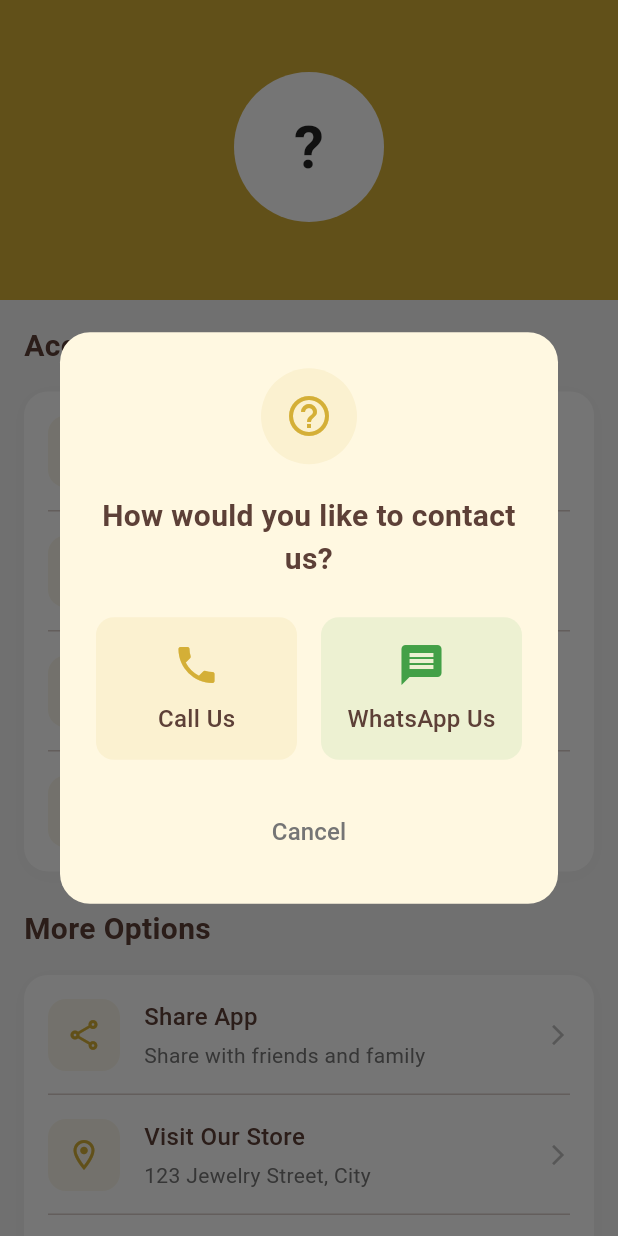
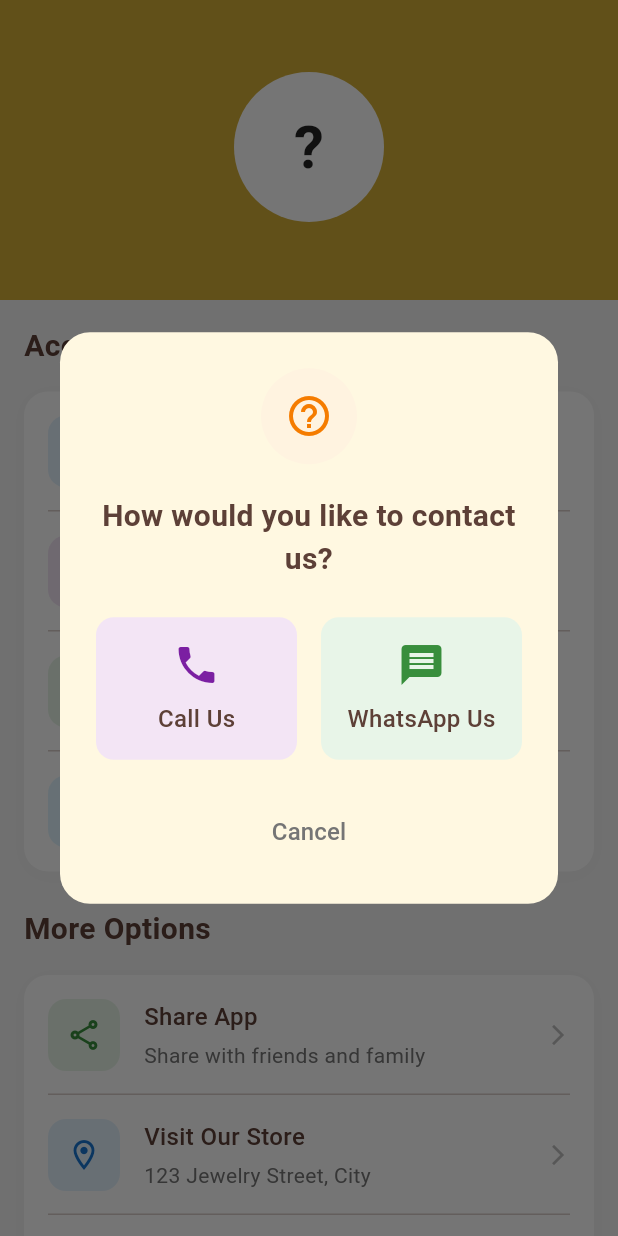
Before and after one commit to hjvnb786/hassanjewellers, a Flutter app: the AccountScreen screen opened directly with empty values, after a tap on "Request Help", on a phone screen of 412 x 824 dp. Run offline on Flutter 3.47's test engine with Material 3 defaults, Android fonts, the phone set to English and light mode, and no system bars; our stand-ins replace cloud_firestore, firebase_auth, firebase_core, share_plus, shared_preferences, shimmer and 1 more; missing offline and left inert: ntp; accounts and stored records are empty.

Commit message:
Add aesthetic light colors to account screen icons - each icon now has unique light color scheme

```diff
--- a/lib/Screens/account_screen.dart
+++ b/lib/Screens/account_screen.dart
@@ -267,12 +267,12 @@ class _AccountScreenState extends State<AccountScreen> {
                                         Container(
                                           padding: const EdgeInsets.all(12),
                                           decoration: BoxDecoration(
-                                            color: Theme.of(context).primaryColor.withOpacity(0.1),
+                                            color: const Color(0xFFFFF3E0), // Light orange
                                             borderRadius: BorderRadius.circular(12),
                                           ),
                                           child: Icon(
                                             Icons.point_of_sale,
-                                            color: Theme.of(context).primaryColor,
+                                            color: const Color(0xFFF57C00), // Orange
                                             size: 24,
                                           ),
                                         ),
@@ -402,12 +402,12 @@ class _AccountScreenState extends State<AccountScreen> {
                                 Container(
                                   padding: const EdgeInsets.all(12),
                                   decoration: BoxDecoration(
-                                    color: Theme.of(context).primaryColor.withOpacity(0.1),
+                                    color: const Color(0xFFE1F5FE), // Light cyan
                                     borderRadius: BorderRadius.circular(12),
                                   ),
                                   child: Icon(
                                     Icons.add_location_outlined,
-                                    color: Theme.of(context).primaryColor,
+                                    color: const Color(0xFF0097A7), // Cyan
                                     size: 24,
                                   ),
                                 ),
@@ -513,6 +513,33 @@ class _AccountScreenState extends State<AccountScreen> {
     required String title,
     required String content,
   }) {
+    // Define different light colors for each icon based on title
+    Color getIconColor(String title) {
+      switch (title.toLowerCase()) {
+        case 'name':
+          return const Color(0xFFE3F2FD); // Light blue
+        case 'phone':
+          return const Color(0xFFF3E5F5); // Light purple
+        case 'email':
+          return const Color(0xFFE8F5E8); // Light green
+        default:
+          return Theme.of(context).primaryColor.withOpacity(0.1);
+      }
+    }
+
+    Color getIconTintColor(String title) {
+      switch (title.toLowerCase()) {
+        case 'name':
+          return const Color(0xFF1976D2); // Blue
+        case 'phone':
+          return const Color(0xFF7B1FA2); // Purple
+        case 'email':
+          return const Color(0xFF388E3C); // Green
+        default:
+          return Theme.of(context).primaryColor;
+      }
+    }
+
     return Container(
       padding: const EdgeInsets.all(16),
       child: Row(
@@ -520,12 +547,12 @@ class _AccountScreenState extends State<AccountScreen> {
                       Container(
               padding: const EdgeInsets.all(12),
               decoration: BoxDecoration(
-              color: Theme.of(context).primaryColor.withOpacity(0.1),
+                color: getIconColor(title),
                 borderRadius: BorderRadius.circular(12),
               ),
               child: Icon(
                 icon,
-              color: Theme.of(context).primaryColor,
+                color: getIconTintColor(title),
                 size: 24,
               ),
             ),
@@ -564,6 +591,37 @@ class _AccountScreenState extends State<AccountScreen> {
     required VoidCallback onTap,
     bool isLogout = false,
   }) {
+    // Define different light colors for action icons based on title
+    Color getActionIconColor(String title) {
+      switch (title.toLowerCase()) {
+        case 'share app':
+          return const Color(0xFFE8F5E8); // Light green
+        case 'visit our store':
+          return const Color(0xFFE3F2FD); // Light blue
+        case 'request help':
+          return const Color(0xFFFFF3E0); // Light orange
+        case 'log out':
+          return const Color(0xFFFFEBEE); // Light red
+        default:
+          return Theme.of(context).primaryColor.withOpacity(0.1);
+      }
+    }
+
+    Color getActionIconTintColor(String title) {
+      switch (title.toLowerCase()) {
+        case 'share app':
+          return const Color(0xFF388E3C); // Green
+        case 'visit our store':
+          return const Color(0xFF1976D2); // Blue
+        case 'request help':
+          return const Color(0xFFF57C00); // Orange
+        case 'log out':
+          return const Color(0xFFD32F2F); // Red
+        default:
+          return Theme.of(context).primaryColor;
+      }
+    }
+
     return InkWell(
       onTap: onTap,
       borderRadius: BorderRadius.circular(12),
@@ -574,14 +632,12 @@ class _AccountScreenState extends State<AccountScreen> {
             Container(
               padding: const EdgeInsets.all(12),
               decoration: BoxDecoration(
-                color: isLogout
-                    ? Colors.red.withOpacity(0.1)
-                    : Theme.of(context).primaryColor.withOpacity(0.1),
+                color: getActionIconColor(title),
                 borderRadius: BorderRadius.circular(12),
               ),
               child: Icon(
                 icon,
-                color: isLogout ? Colors.red[400] : Theme.of(context).primaryColor,
+                color: getActionIconTintColor(title),
                 size: 24,
               ),
             ),
@@ -595,7 +651,7 @@ class _AccountScreenState extends State<AccountScreen> {
                     style: TextStyle(
                       fontSize: 16,
                       fontWeight: FontWeight.w500,
-                      color: isLogout ? Colors.red[400] : null,
+                      color: isLogout ? getActionIconTintColor(title) : null,
                     ),
                   ),
                   const SizedBox(height: 4),
@@ -741,13 +797,13 @@ class _AccountScreenState extends State<AccountScreen> {
               Container(
                 padding: const EdgeInsets.all(16),
                 decoration: BoxDecoration(
-                  color: Theme.of(context).primaryColor.withOpacity(0.1),
+                  color: const Color(0xFFFFF3E0), // Light orange
                   shape: BoxShape.circle,
                 ),
                 child: Icon(
                   Icons.help_outline,
                   size: 32,
-                  color: Theme.of(context).primaryColor,
+                  color: const Color(0xFFF57C00), // Orange
                 ),
               ),
               const SizedBox(height: 20),
@@ -790,7 +846,7 @@ class _AccountScreenState extends State<AccountScreen> {
                       child: Container(
                         padding: const EdgeInsets.symmetric(vertical: 16),
                         decoration: BoxDecoration(
-                          color: Theme.of(context).primaryColor.withOpacity(0.1),
+                          color: const Color(0xFFF3E5F5), // Light purple
                           borderRadius: BorderRadius.circular(12),
                         ),
                         child: Column(
@@ -798,7 +854,7 @@ class _AccountScreenState extends State<AccountScreen> {
                             Icon(
                               Icons.phone,
                               size: 32,
-                              color: Theme.of(context).primaryColor,
+                              color: const Color(0xFF7B1FA2), // Purple
                             ),
                             const SizedBox(height: 8),
                             const Text(
@@ -841,7 +897,7 @@ class _AccountScreenState extends State<AccountScreen> {
                       child: Container(
                         padding: const EdgeInsets.symmetric(vertical: 16),
                         decoration: BoxDecoration(
-                          color: Colors.green.withOpacity(0.1),
+                          color: const Color(0xFFE8F5E8), // Light green
                           borderRadius: BorderRadius.circular(12),
                         ),
                         child: Column(
@@ -849,7 +905,7 @@ class _AccountScreenState extends State<AccountScreen> {
                             Icon(
                               Icons.message,
                               size: 32,
-                              color: Colors.green[600],
+                              color: const Color(0xFF388E3C), // Green
                             ),
                             const SizedBox(height: 8),
                             const Text(
```
Lines whose indentation alone changed are shown as unchanged.
